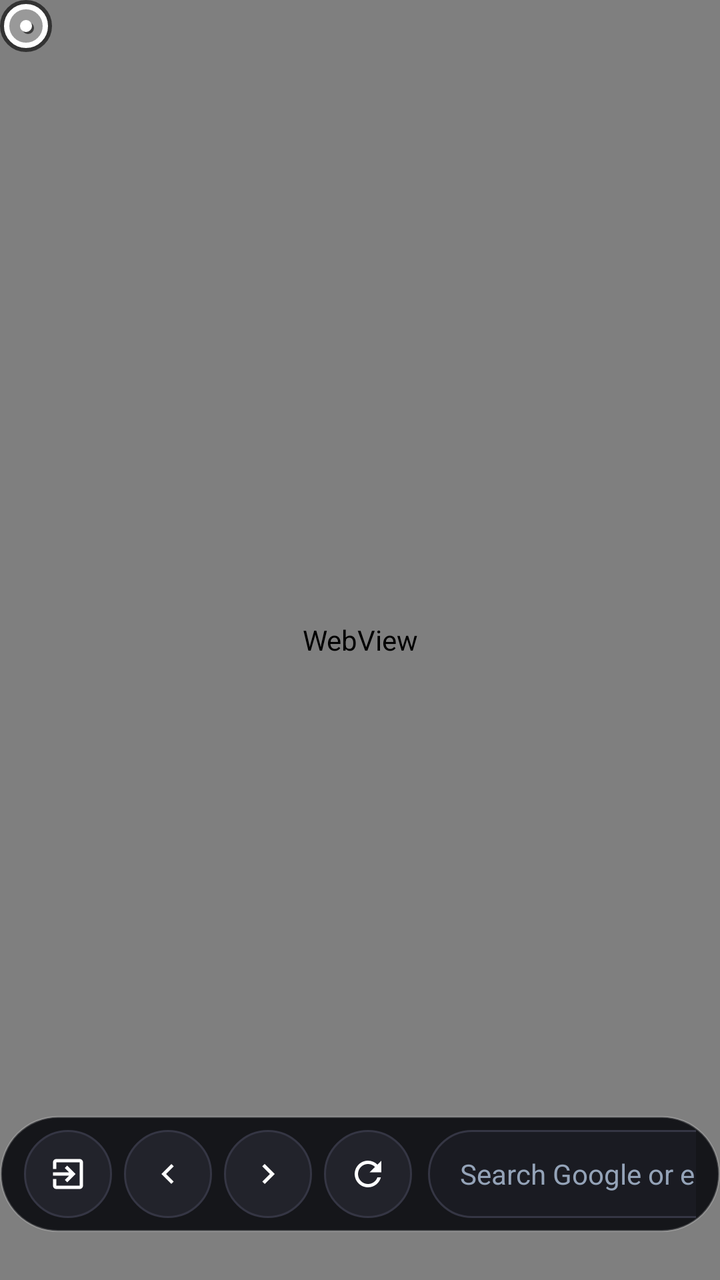
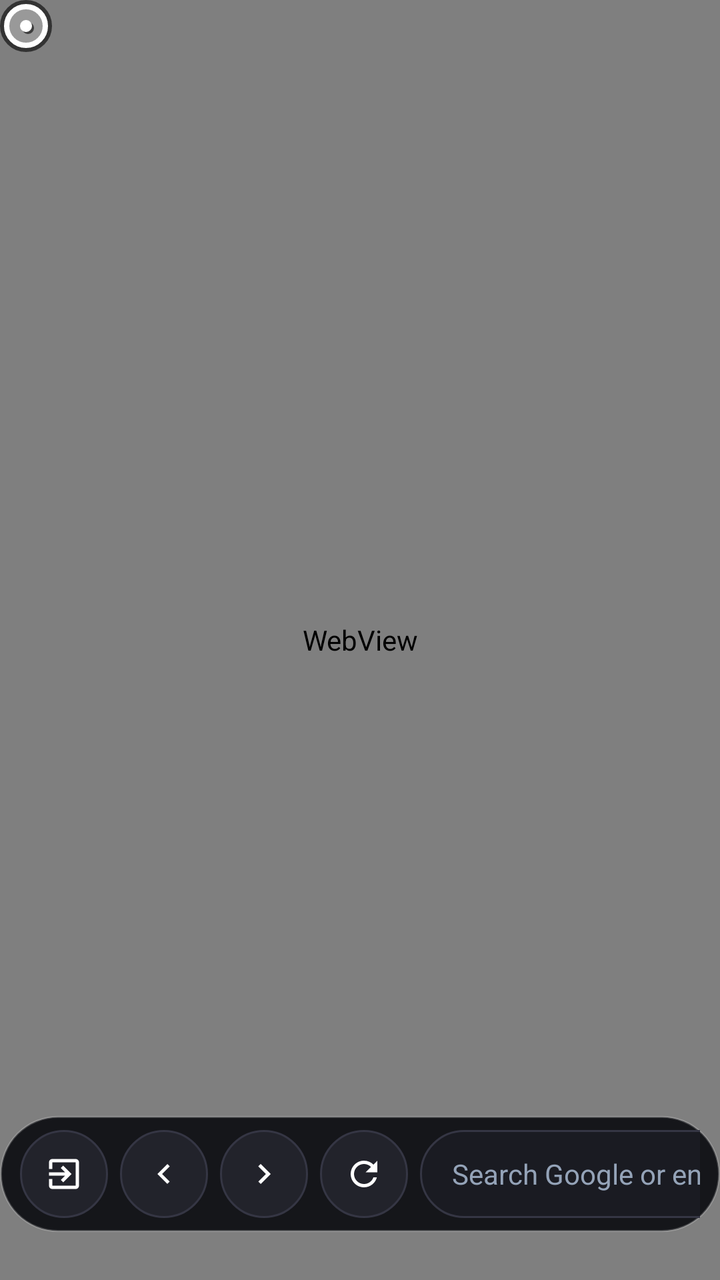

Screens rendered from an Android XML layout before and after an edit, with the pre-edit source and the edit as a unified diff.
<!-- AndroidManifest.xml: application theme android:Theme.NoTitleBar.Fullscreen -->
<!-- res/layout/activity_main.xml -->
<?xml version="1.0" encoding="utf-8"?>
<FrameLayout xmlns:android="http://schemas.android.com/apk/res/android"
    android:id="@+id/root_container"
    android:layout_width="match_parent"
    android:layout_height="match_parent"
    android:background="@color/bg_dark"
    android:focusable="true"
    android:focusableInTouchMode="true"
    android:descendantFocusability="beforeDescendants">

    
    <WebView
        android:id="@+id/web_view"
        android:layout_width="match_parent"
        android:layout_height="match_parent"
        android:focusable="true"
        android:focusableInTouchMode="true"
        android:scrollbars="vertical|horizontal"
        android:scrollbarThumbVertical="@drawable/scrollbar_thumb_blue"
        android:scrollbarThumbHorizontal="@drawable/scrollbar_thumb_blue"
        android:scrollbarSize="6dp"
        android:scrollbarStyle="insideOverlay" />

    
    <ProgressBar
        android:id="@+id/page_progress"
        style="?android:attr/progressBarStyleHorizontal"
        android:layout_width="match_parent"
        android:layout_height="3.5dp"
        android:layout_gravity="top"
        android:progressTint="#2979FF"
        android:indeterminateTint="#2979FF"
        android:progressBackgroundTint="#202979FF"
        android:visibility="gone" />

    
    <LinearLayout
        android:id="@+id/bookmarks_panel"
        android:layout_width="wrap_content"
        android:layout_height="wrap_content"
        android:layout_gravity="bottom|center_horizontal"
        android:layout_marginBottom="94dp"
        android:background="@drawable/bar_background"
        android:elevation="14dp"
        android:orientation="vertical"
        android:padding="12dp"
        android:visibility="gone">

        <HorizontalScrollView
            android:layout_width="wrap_content"
            android:layout_height="wrap_content"
            android:scrollbars="none">

            <LinearLayout
                android:layout_width="wrap_content"
                android:layout_height="wrap_content"
                android:orientation="vertical">

                
                <LinearLayout
                    android:id="@+id/bookmarks_row1"
                    android:layout_width="wrap_content"
                    android:layout_height="wrap_content"
                    android:orientation="horizontal" />

                
                <LinearLayout
                    android:id="@+id/bookmarks_row2"
                    android:layout_width="wrap_content"
                    android:layout_height="wrap_content"
                    android:layout_marginTop="8dp"
                    android:orientation="horizontal" />
            </LinearLayout>
        </HorizontalScrollView>
    </LinearLayout>

    
    <LinearLayout
        android:id="@+id/bottom_bar"
        android:layout_width="wrap_content"
        android:layout_height="58dp"
        android:layout_gravity="bottom|center_horizontal"
        android:layout_marginBottom="24dp"
        android:background="@drawable/bar_background"
        android:elevation="12dp"
        android:gravity="center_vertical"
        android:orientation="horizontal"
        android:paddingStart="12dp"
        android:paddingTop="6dp"
        android:paddingEnd="12dp"
        android:paddingBottom="6dp">

        
        <ImageButton
            android:id="@+id/btn_exit"
            android:layout_width="44dp"
            android:layout_height="44dp"
            android:background="@drawable/btn_circle_selector"
            android:contentDescription="Exit"
            android:focusable="true"
            android:scaleType="center"
            android:src="@drawable/ic_nav_exit" />

        
        <ImageButton
            android:id="@+id/btn_back"
            android:layout_width="44dp"
            android:layout_height="44dp"
            android:layout_marginStart="6dp"
            android:background="@drawable/btn_circle_selector"
            android:contentDescription="Back"
            android:focusable="true"
            android:scaleType="center"
            android:src="@drawable/ic_nav_back" />

        
        <ImageButton
            android:id="@+id/btn_forward"
            android:layout_width="44dp"
            android:layout_height="44dp"
            android:layout_marginStart="6dp"
            android:background="@drawable/btn_circle_selector"
            android:contentDescription="Forward"
            android:focusable="true"
            android:scaleType="center"
            android:src="@drawable/ic_nav_forward" />

        
        <ImageButton
            android:id="@+id/btn_refresh"
            android:layout_width="44dp"
            android:layout_height="44dp"
            android:layout_marginStart="6dp"
            android:background="@drawable/btn_circle_selector"
            android:contentDescription="Reload"
            android:focusable="true"
            android:scaleType="center"
            android:src="@drawable/ic_nav_refresh" />

        
        <FrameLayout
            android:id="@+id/search_container"
            android:layout_width="520dp"
            android:layout_height="44dp"
            android:layout_marginStart="8dp"
            android:background="@drawable/url_edit_selector">

            <EditText
                android:id="@+id/url_edit"
                android:layout_width="match_parent"
                android:layout_height="match_parent"
                android:background="@android:color/transparent"
                android:focusable="true"
                android:gravity="center_vertical|start"
                android:hint="@string/search_hint"
                android:imeOptions="actionGo"
                android:inputType="textUri"
                android:paddingStart="16dp"
                android:paddingEnd="42dp"
                android:singleLine="true"
                android:textColor="#FFFFFF"
                android:textColorHint="#94A3B8"
                android:textSize="14sp" />

            <ImageButton
                android:id="@+id/btn_clear"
                android:layout_width="28dp"
                android:layout_height="28dp"
                android:layout_gravity="end|center_vertical"
                android:layout_marginEnd="8dp"
                android:background="@drawable/btn_clear_selector"
                android:contentDescription="Clear"
                android:focusable="true"
                android:scaleType="center"
                android:src="@drawable/ic_nav_clear" />
        </FrameLayout>

        
        <ImageButton
            android:id="@+id/btn_go"
            android:layout_width="44dp"
            android:layout_height="44dp"
            android:layout_marginStart="6dp"
            android:background="@drawable/btn_circle_selector"
            android:contentDescription="Go"
            android:focusable="true"
            android:scaleType="center"
            android:src="@drawable/ic_nav_go" />

        
        <Button
            android:id="@+id/btn_bookmarks"
            android:layout_width="wrap_content"
            android:layout_height="44dp"
            android:layout_marginStart="8dp"
            android:background="@drawable/btn_pill_selector"
            android:drawableStart="@drawable/dot_red"
            android:drawablePadding="8dp"
            android:focusable="true"
            android:gravity="center"
            android:includeFontPadding="false"
            android:paddingStart="16dp"
            android:paddingEnd="16dp"
            android:text="Bookmarks"
            android:textColor="#FFFFFF"
            android:textSize="13sp"
            android:textStyle="bold" />
    </LinearLayout>

    
    <TextView
        android:id="@+id/hud_toast"
        android:layout_width="wrap_content"
        android:layout_height="wrap_content"
        android:layout_gravity="top|center_horizontal"
        android:layout_marginTop="36dp"
        android:background="@drawable/hud_background"
        android:elevation="20dp"
        android:gravity="center"
        android:includeFontPadding="false"
        android:paddingStart="24dp"
        android:paddingTop="10dp"
        android:paddingEnd="24dp"
        android:paddingBottom="10dp"
        android:text="Notification"
        android:textColor="#FFFFFF"
        android:textSize="15sp"
        android:textStyle="bold"
        android:visibility="gone" />

    
    <ImageView
        android:id="@+id/virtual_cursor"
        android:layout_width="26dp"
        android:layout_height="26dp"
        android:elevation="180dp"
        android:src="@drawable/cursor_pointer"
        android:visibility="visible" />

    
    <FrameLayout
        android:id="@+id/bookmark_dialog_container"
        android:layout_width="match_parent"
        android:layout_height="match_parent"
        android:background="#CC0A0B10"
        android:elevation="200dp"
        android:focusable="false"
        android:descendantFocusability="afterDescendants"
        android:visibility="gone">

        <LinearLayout
            android:layout_width="520dp"
            android:layout_height="wrap_content"
            android:layout_gravity="center"
            android:background="@drawable/bar_background"
            android:elevation="210dp"
            android:orientation="vertical"
            android:paddingStart="32dp"
            android:paddingTop="28dp"
            android:paddingEnd="32dp"
            android:paddingBottom="28dp">

            <TextView
                android:id="@+id/text_bookmark_dialog_title"
                android:layout_width="wrap_content"
                android:layout_height="wrap_content"
                android:text="Edit Bookmark"
                android:textColor="#FFFFFF"
                android:textSize="20sp"
                android:textStyle="bold" />

            <TextView
                android:layout_width="wrap_content"
                android:layout_height="wrap_content"
                android:layout_marginTop="16dp"
                android:text="Name"
                android:textColor="#94A3B8"
                android:textSize="13sp" />

            <FrameLayout
                android:layout_width="match_parent"
                android:layout_height="44dp"
                android:layout_marginTop="6dp">

                <EditText
                    android:id="@+id/edit_bookmark_title"
                    android:layout_width="match_parent"
                    android:layout_height="match_parent"
                    android:background="@drawable/url_edit_selector"
                    android:paddingStart="14dp"
                    android:paddingEnd="42dp"
                    android:singleLine="true"
                    android:inputType="text"
                    android:imeOptions="actionNext"
                    android:nextFocusRight="@+id/btn_bookmark_clear_title"
                    android:nextFocusDown="@+id/edit_bookmark_url"
                    android:textColor="#FFFFFF"
                    android:textSize="14sp" />

                <ImageButton
                    android:id="@+id/btn_bookmark_clear_title"
                    android:layout_width="28dp"
                    android:layout_height="28dp"
                    android:layout_gravity="end|center_vertical"
                    android:layout_marginEnd="8dp"
                    android:background="@drawable/btn_clear_selector"
                    android:contentDescription="Clear title"
                    android:focusable="true"
                    android:scaleType="center"
                    android:src="@drawable/ic_nav_clear"
                    android:nextFocusLeft="@+id/edit_bookmark_title"
                    android:nextFocusDown="@+id/btn_bookmark_clear_url" />
            </FrameLayout>

            <TextView
                android:layout_width="wrap_content"
                android:layout_height="wrap_content"
                android:layout_marginTop="12dp"
                android:text="URL"
                android:textColor="#94A3B8"
                android:textSize="13sp" />

            <FrameLayout
                android:layout_width="match_parent"
                android:layout_height="44dp"
                android:layout_marginTop="6dp">

                <EditText
                    android:id="@+id/edit_bookmark_url"
                    android:layout_width="match_parent"
                    android:layout_height="match_parent"
                    android:background="@drawable/url_edit_selector"
                    android:paddingStart="14dp"
                    android:paddingEnd="42dp"
                    android:singleLine="true"
                    android:inputType="textUri"
                    android:imeOptions="actionDone"
                    android:nextFocusUp="@+id/edit_bookmark_title"
                    android:nextFocusRight="@+id/btn_bookmark_clear_url"
                    android:nextFocusDown="@+id/btn_bookmark_save"
                    android:textColor="#FFFFFF"
                    android:textSize="14sp" />

                <ImageButton
                    android:id="@+id/btn_bookmark_clear_url"
                    android:layout_width="28dp"
                    android:layout_height="28dp"
                    android:layout_gravity="end|center_vertical"
                    android:layout_marginEnd="8dp"
                    android:background="@drawable/btn_clear_selector"
                    android:contentDescription="Clear URL"
                    android:focusable="true"
                    android:scaleType="center"
                    android:src="@drawable/ic_nav_clear"
                    android:nextFocusLeft="@+id/edit_bookmark_url"
                    android:nextFocusUp="@+id/btn_bookmark_clear_title"
                    android:nextFocusDown="@+id/btn_bookmark_save" />
            </FrameLayout>

            <LinearLayout
                android:layout_width="match_parent"
                android:layout_height="wrap_content"
                android:layout_marginTop="24dp"
                android:gravity="end"
                android:orientation="horizontal">

                <Button
                    android:id="@+id/btn_bookmark_delete"
                    android:layout_width="wrap_content"
                    android:layout_height="44dp"
                    android:background="@drawable/btn_pill_selector"
                    android:paddingStart="18dp"
                    android:paddingEnd="18dp"
                    android:text="Delete"
                    android:textColor="#FF5252"
                    android:textSize="13sp"
                    android:textStyle="bold"
                    android:nextFocusUp="@+id/edit_bookmark_url"
                    android:nextFocusRight="@+id/btn_bookmark_cancel"
                    android:focusable="true" />

                <Button
                    android:id="@+id/btn_bookmark_cancel"
                    android:layout_width="wrap_content"
                    android:layout_height="44dp"
                    android:layout_marginStart="12dp"
                    android:background="@drawable/btn_pill_selector"
                    android:paddingStart="18dp"
                    android:paddingEnd="18dp"
                    android:text="Cancel"
                    android:textColor="#FFFFFF"
                    android:textSize="13sp"
                    android:textStyle="bold"
                    android:nextFocusUp="@+id/edit_bookmark_url"
                    android:nextFocusLeft="@+id/btn_bookmark_delete"
                    android:nextFocusRight="@+id/btn_bookmark_save"
                    android:focusable="true" />

                <Button
                    android:id="@+id/btn_bookmark_save"
                    android:layout_width="wrap_content"
                    android:layout_height="44dp"
                    android:layout_marginStart="12dp"
                    android:background="@drawable/btn_pill_selector"
                    android:paddingStart="18dp"
                    android:paddingEnd="18dp"
                    android:text="Save"
                    android:textColor="#2979FF"
                    android:textSize="13sp"
                    android:textStyle="bold"
                    android:nextFocusUp="@+id/edit_bookmark_url"
                    android:nextFocusLeft="@+id/btn_bookmark_cancel"
                    android:focusable="true" />
            </LinearLayout>
        </LinearLayout>
    </FrameLayout>

    
    <FrameLayout
        android:id="@+id/exit_dialog_container"
        android:layout_width="match_parent"
        android:layout_height="match_parent"
        android:background="#CC0A0B10"
        android:elevation="200dp"
        android:focusable="false"
        android:descendantFocusability="afterDescendants"
        android:visibility="gone">

        <LinearLayout
            android:layout_width="440dp"
            android:layout_height="wrap_content"
            android:layout_gravity="center"
            android:background="@drawable/bar_background"
            android:elevation="210dp"
            android:gravity="center"
            android:orientation="vertical"
            android:paddingStart="36dp"
            android:paddingTop="32dp"
            android:paddingEnd="36dp"
            android:paddingBottom="32dp">

            <TextView
                android:layout_width="wrap_content"
                android:layout_height="wrap_content"
                android:text="Exit Cathode?"
                android:textColor="#FFFFFF"
                android:textSize="22sp"
                android:textStyle="bold" />

            <TextView
                android:layout_width="wrap_content"
                android:layout_height="wrap_content"
                android:layout_marginTop="10dp"
                android:text="Do you want to close the browser?"
                android:textColor="#94A3B8"
                android:textSize="15sp" />

            <LinearLayout
                android:layout_width="wrap_content"
                android:layout_height="wrap_content"
                android:layout_marginTop="28dp"
                android:orientation="horizontal">

                <Button
                    android:id="@+id/btn_exit_confirm"
                    android:layout_width="130dp"
                    android:layout_height="46dp"
                    android:background="@drawable/btn_pill_selector"
                    android:text="Exit"
                    android:textColor="#FFFFFF"
                    android:textSize="14sp"
                    android:textStyle="bold"
                    android:focusable="true" />

                <Button
                    android:id="@+id/btn_exit_cancel"
                    android:layout_width="130dp"
                    android:layout_height="46dp"
                    android:layout_marginStart="16dp"
                    android:background="@drawable/btn_pill_selector"
                    android:text="Cancel"
                    android:textColor="#FFFFFF"
                    android:textSize="14sp"
                    android:textStyle="bold"
                    android:focusable="true" />
            </LinearLayout>
        </LinearLayout>
    </FrameLayout>

</FrameLayout>
<!-- resources referenced by this layout -->
<resources>
  <color name="bg_dark">#0A0A0C</color>
  <!-- drawable bar_background (drawable) -->
  <?xml version="1.0" encoding="utf-8"?>
  <shape xmlns:android="http://schemas.android.com/apk/res/android"
      android:shape="rectangle">
      <corners android:radius="29dp" />
      <solid android:color="#F2101116" />
      <stroke android:width="1dp" android:color="#33FFFFFF" />
  </shape>
  <!-- drawable dot_red (drawable) -->
  <?xml version="1.0" encoding="utf-8"?>
  <shape xmlns:android="http://schemas.android.com/apk/res/android"
      android:shape="oval">
      <size android:width="10dp" android:height="10dp" />
      <solid android:color="#EF4444" />
  </shape>
  <!-- drawable hud_background (drawable) -->
  <?xml version="1.0" encoding="utf-8"?>
  <shape xmlns:android="http://schemas.android.com/apk/res/android"
      android:shape="rectangle">
      <corners android:radius="20dp" />
      <solid android:color="#EE111114" />
      <stroke android:width="1.5dp" android:color="#66FFFFFF" />
  </shape>
  <!-- drawable scrollbar_thumb_blue (drawable) -->
  <?xml version="1.0" encoding="utf-8"?>
  <shape xmlns:android="http://schemas.android.com/apk/res/android"
      android:shape="rectangle">
      <solid android:color="#992979FF" />
      <corners android:radius="3dp" />
  </shape>
  <string name="search_hint">Search Google or enter address...</string>
  <!-- unchanged entries left out for length: 11 -->
</resources>

<!-- the commit's change to res/layout/activity_main.xml (unified diff, before → after) -->
@@ -34,6 +34,14 @@
         android:visibility="gone" />
 
     
+    <com.cathode.browser.DebugGridView
+        android:id="@+id/debug_grid_view"
+        android:layout_width="match_parent"
+        android:layout_height="match_parent"
+        android:elevation="6dp"
+        android:visibility="gone" />
+
+    
     <LinearLayout
         android:id="@+id/bookmarks_panel"
         android:layout_width="wrap_content"
@@ -85,10 +93,10 @@
         android:elevation="12dp"
         android:gravity="center_vertical"
         android:orientation="horizontal"
-        android:paddingStart="12dp"
-        android:paddingTop="6dp"
-        android:paddingEnd="12dp"
-        android:paddingBottom="6dp">
+        android:paddingStart="10dp"
+        android:paddingTop="7dp"
+        android:paddingEnd="10dp"
+        android:paddingBottom="7dp">
 
         
         <ImageButton
@@ -140,9 +148,9 @@
         
         <FrameLayout
             android:id="@+id/search_container"
-            android:layout_width="520dp"
-            android:layout_height="44dp"
-            android:layout_marginStart="8dp"
+            android:layout_width="470dp"
+            android:layout_height="44dp"
+            android:layout_marginStart="6dp"
             android:background="@drawable/url_edit_selector">
 
             <EditText
@@ -188,18 +196,30 @@
             android:src="@drawable/ic_nav_go" />
 
         
+        <ImageButton
+            android:id="@+id/btn_debug"
+            android:layout_width="44dp"
+            android:layout_height="44dp"
+            android:layout_marginStart="6dp"
+            android:background="@drawable/btn_circle_selector"
+            android:contentDescription="Diagnostics"
+            android:focusable="true"
+            android:scaleType="center"
+            android:src="@drawable/ic_nav_debug" />
+
+        
         <Button
             android:id="@+id/btn_bookmarks"
             android:layout_width="wrap_content"
             android:layout_height="44dp"
-            android:layout_marginStart="8dp"
+            android:layout_marginStart="6dp"
             android:background="@drawable/btn_pill_selector"
             android:drawableStart="@drawable/dot_red"
             android:drawablePadding="8dp"
             android:focusable="true"
             android:gravity="center"
             android:includeFontPadding="false"
-            android:paddingStart="16dp"
+            android:paddingStart="14dp"
             android:paddingEnd="16dp"
             android:text="Bookmarks"
             android:textColor="#FFFFFF"
@@ -229,6 +249,108 @@
         android:visibility="gone" />
 
     
+    <LinearLayout
+        android:id="@+id/debug_hud_panel"
+        android:layout_width="320dp"
+        android:layout_height="wrap_content"
+        android:layout_gravity="top|end"
+        android:layout_marginTop="20dp"
+        android:layout_marginEnd="24dp"
+        android:background="@drawable/bar_background"
+        android:elevation="150dp"
+        android:orientation="vertical"
+        android:padding="16dp"
+        android:visibility="gone">
+
+        <LinearLayout
+            android:layout_width="match_parent"
+            android:layout_height="wrap_content"
+            android:orientation="horizontal"
+            android:gravity="center_vertical">
+
+            <TextView
+                android:layout_width="0dp"
+                android:layout_height="wrap_content"
+                android:layout_weight="1"
+                android:text="CATHODE DIAGNOSTICS"
+                android:textColor="#2979FF"
+                android:textSize="11sp"
+                android:textStyle="bold"
+                android:letterSpacing="0.08" />
+
+            <TextView
+                android:id="@+id/debug_text_fps"
+                android:layout_width="wrap_content"
+                android:layout_height="wrap_content"
+                android:background="#2000E676"
+                android:paddingStart="6dp"
+                android:paddingEnd="6dp"
+                android:paddingTop="2dp"
+                android:paddingBottom="2dp"
+                android:text="60 FPS"
+                android:textColor="#00E676"
+                android:textSize="12sp"
+                android:textStyle="bold" />
+        </LinearLayout>
+
+        <View
+            android:layout_width="match_parent"
+            android:layout_height="1dp"
+            android:layout_marginTop="10dp"
+            android:layout_marginBottom="10dp"
+            android:background="#20FFFFFF" />
+
+        <TextView
+            android:id="@+id/debug_text_network"
+            android:layout_width="match_parent"
+            android:layout_height="wrap_content"
+            android:text="NET: Checking..."
+            android:textColor="#E2E8F0"
+            android:textSize="12sp"
+            android:fontFamily="monospace" />
+
+        <TextView
+            android:id="@+id/debug_text_viewport"
+            android:layout_width="match_parent"
+            android:layout_height="wrap_content"
+            android:layout_marginTop="6dp"
+            android:text="VIEW: 960x540 | Screen: 1920x1080"
+            android:textColor="#E2E8F0"
+            android:textSize="12sp"
+            android:fontFamily="monospace" />
+
+        <TextView
+            android:id="@+id/debug_text_doc"
+            android:layout_width="match_parent"
+            android:layout_height="wrap_content"
+            android:layout_marginTop="6dp"
+            android:text="DOC: 960x1080 | Scroll: (0, 0)"
+            android:textColor="#E2E8F0"
+            android:textSize="12sp"
+            android:fontFamily="monospace" />
+
+        <TextView
+            android:id="@+id/debug_text_cursor"
+            android:layout_width="match_parent"
+            android:layout_height="wrap_content"
+            android:layout_marginTop="6dp"
+            android:text="CURSOR: (960, 540) | Step: 22"
+            android:textColor="#E2E8F0"
+            android:textSize="12sp"
+            android:fontFamily="monospace" />
+
+        <TextView
+            android:id="@+id/debug_text_memory"
+            android:layout_width="match_parent"
+            android:layout_height="wrap_content"
+            android:layout_marginTop="6dp"
+            android:text="RAM: 34 MB | Load: 450 ms"
+            android:textColor="#94A3B8"
+            android:textSize="11sp"
+            android:fontFamily="monospace" />
+    </LinearLayout>
+
+    
     <ImageView
         android:id="@+id/virtual_cursor"
         android:layout_width="26dp"
@@ -249,6 +371,7 @@
         android:visibility="gone">
 
         <LinearLayout
+            android:id="@+id/bookmark_dialog_card"
             android:layout_width="520dp"
             android:layout_height="wrap_content"
             android:layout_gravity="center"
@@ -256,9 +379,9 @@
             android:elevation="210dp"
             android:orientation="vertical"
             android:paddingStart="32dp"
-            android:paddingTop="28dp"
+            android:paddingTop="24dp"
             android:paddingEnd="32dp"
-            android:paddingBottom="28dp">
+            android:paddingBottom="24dp">
 
             <TextView
                 android:id="@+id/text_bookmark_dialog_title"
@@ -368,11 +491,11 @@
                     android:id="@+id/btn_bookmark_delete"
                     android:layout_width="wrap_content"
                     android:layout_height="44dp"
-                    android:background="@drawable/btn_pill_selector"
+                    android:background="@drawable/btn_delete_selector"
                     android:paddingStart="18dp"
                     android:paddingEnd="18dp"
                     android:text="Delete"
-                    android:textColor="#FF5252"
+                    android:textColor="#FFFFFF"
                     android:textSize="13sp"
                     android:textStyle="bold"
                     android:nextFocusUp="@+id/edit_bookmark_url"
@@ -401,11 +524,11 @@
                     android:layout_width="wrap_content"
                     android:layout_height="44dp"
                     android:layout_marginStart="12dp"
-                    android:background="@drawable/btn_pill_selector"
+                    android:background="@drawable/btn_save_selector"
                     android:paddingStart="18dp"
                     android:paddingEnd="18dp"
                     android:text="Save"
-                    android:textColor="#2979FF"
+                    android:textColor="#FFFFFF"
                     android:textSize="13sp"
                     android:textStyle="bold"
                     android:nextFocusUp="@+id/edit_bookmark_url"
<!-- resource entries referenced after the edit -->
@@ -9,6 +9,53 @@
       <solid android:color="#F2101116" />
       <stroke android:width="1dp" android:color="#33FFFFFF" />
   </shape>
+  <!-- drawable btn_delete_selector (drawable) -->
+  <?xml version="1.0" encoding="utf-8"?>
+  <selector xmlns:android="http://schemas.android.com/apk/res/android">
+      <item android:state_focused="true">
+          <shape android:shape="rectangle">
+              <corners android:radius="22dp" />
+              <solid android:color="#DC2626" />
+              <stroke android:width="2.5dp" android:color="#FFFFFF" />
+          </shape>
+      </item>
+      <item android:state_pressed="true">
+          <shape android:shape="rectangle">
+              <corners android:radius="22dp" />
+              <solid android:color="#991B1B" />
+          </shape>
+      </item>
+      <item>
+          <shape android:shape="rectangle">
+              <corners android:radius="22dp" />
+              <solid android:color="#381E1E" />
+              <stroke android:width="1dp" android:color="#EF4444" />
+          </shape>
+      </item>
+  </selector>
+  <!-- drawable btn_save_selector (drawable) -->
+  <?xml version="1.0" encoding="utf-8"?>
+  <selector xmlns:android="http://schemas.android.com/apk/res/android">
+      <item android:state_focused="true">
+          <shape android:shape="rectangle">
+              <corners android:radius="22dp" />
+              <solid android:color="#3B82F6" />
+              <stroke android:width="2.5dp" android:color="#FFFFFF" />
+          </shape>
+      </item>
+      <item android:state_pressed="true">
+          <shape android:shape="rectangle">
+              <corners android:radius="22dp" />
+              <solid android:color="#1D4ED8" />
+          </shape>
+      </item>
+      <item>
+          <shape android:shape="rectangle">
+              <corners android:radius="22dp" />
+              <solid android:color="#2563EB" />
+          </shape>
+      </item>
+  </selector>
   <!-- drawable dot_red (drawable) -->
   <?xml version="1.0" encoding="utf-8"?>
   <shape xmlns:android="http://schemas.android.com/apk/res/android"
@@ -24,6 +71,24 @@
       <solid android:color="#EE111114" />
       <stroke android:width="1.5dp" android:color="#66FFFFFF" />
   </shape>
+  <!-- drawable ic_nav_debug (drawable) -->
+  <vector xmlns:android="http://schemas.android.com/apk/res/android"
+      android:width="24dp"
+      android:height="24dp"
+      android:viewportWidth="24"
+      android:viewportHeight="24">
+      
+      <path
+          android:fillColor="#00000000"
+          android:strokeColor="#FFFFFF"
+          android:strokeWidth="1.8"
+          android:strokeLineCap="round"
+          android:strokeLineJoin="round"
+          android:pathData="M12,2A10,10 0 1,0 22,12A10,10 0 0,0 12,2M12,6L12,9M12,15L12,18M6,12L9,12M15,12L18,12" />
+      <path
+          android:fillColor="#2979FF"
+          android:pathData="M12,12m-2,0a2,2 0 1,0 4,0a2,2 0 1,0 -4,0" />
+  </vector>
   <!-- drawable scrollbar_thumb_blue (drawable) -->
   <?xml version="1.0" encoding="utf-8"?>
   <shape xmlns:android="http://schemas.android.com/apk/res/android"
